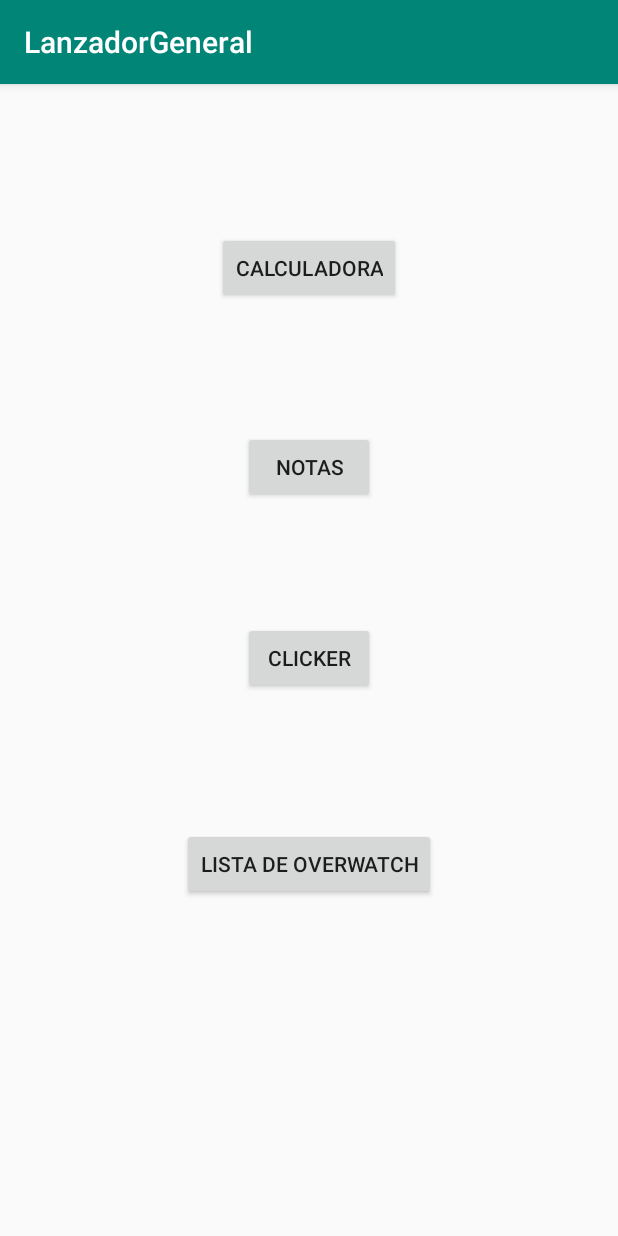
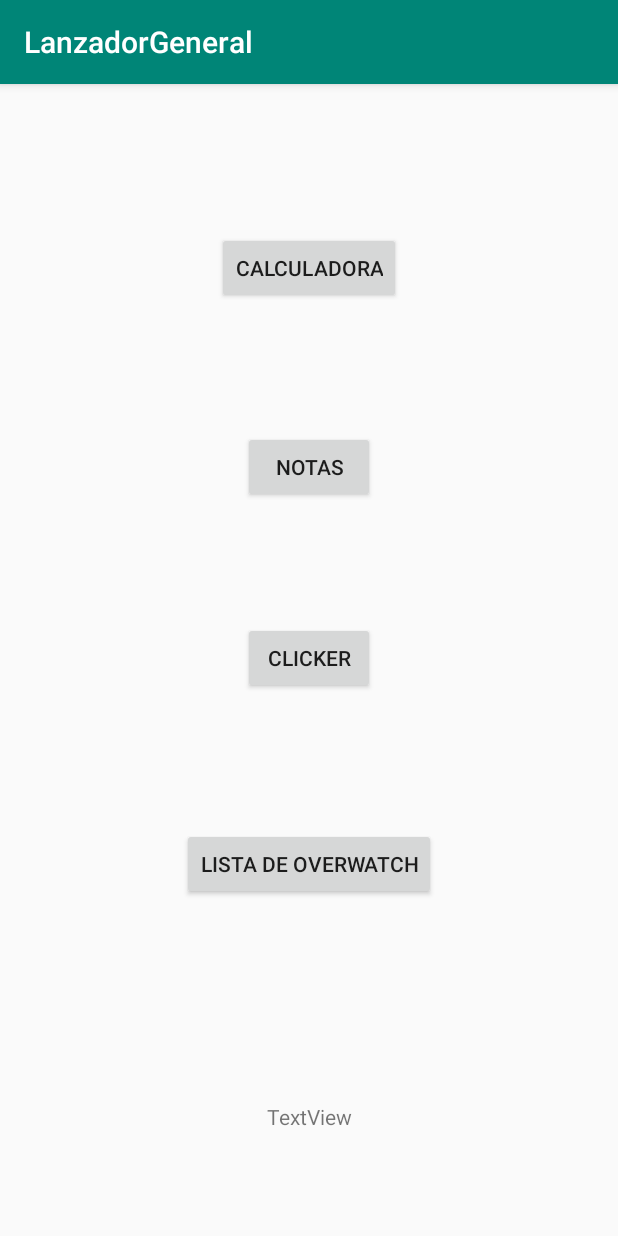
Before and after one commit to PenWallet/Proyectos-Android, an Android app: the screen it shows after launch (MainActivity), after a tap on "CALCULADORA", on a phone screen of 412 x 824 dp. Run offline under Robolectric (Android 15) with nearby library versions, the phone set to English and light mode, and no system bars.

Commit message:
Puto amo

```diff
--- a/CalculadoraPro/app/src/main/AndroidManifest.xml
+++ b/CalculadoraPro/app/src/main/AndroidManifest.xml
@@ -15,6 +15,12 @@
 
                 <category android:name="android.intent.category.LAUNCHER" />
             </intent-filter>
+
+            <intent-filter>
+                <action android:name="android.intent.action.MAIN" />
+                <category android:name="android.intent.category.DEFAULT" />
+                <category android:name="android.intent.category.APP_CALCULATOR" />
+            </intent-filter>
         </activity>
     </application>
 
--- a/CalculadoraPro/app/src/main/java/com/example/ofunes/calculadorapro/MainActivity.java
+++ b/CalculadoraPro/app/src/main/java/com/example/ofunes/calculadorapro/MainActivity.java
@@ -1,5 +1,7 @@
 package com.example.ofunes.calculadorapro;
 
+import android.app.Activity;
+import android.content.Intent;
 import android.content.res.Resources;
 import android.support.v7.app.AppCompatActivity;
 import android.os.Bundle;
@@ -246,8 +248,18 @@ public class MainActivity extends AppCompatActivity implements View.OnClickListe
                         case '*': resultado = n1 * n2; break;
                         case '/': resultado = n1 / n2; break;
                     }
-                    //Y se coloca en txtNumbers el resulado
-                    txtNumbers.setText(String.valueOf(resultado));
+                    //Se comprueba si se viene de un intent
+                    if(getIntent().getBooleanExtra("fromActivity", false) == false)
+                    {
+                        txtNumbers.setText(String.valueOf(resultado));
+                    }
+                    else
+                    {
+                        Intent intentVolver = new Intent();
+                        intentVolver.putExtra("resultado", resultado);
+                        setResult(Activity.RESULT_OK, intentVolver);
+                        finish();
+                    }
                 }
                 break;
 
--- a/LanzadorGeneral/app/src/main/java/com/example/oscar/lanzadorgeneral/MainActivity.java
+++ b/LanzadorGeneral/app/src/main/java/com/example/oscar/lanzadorgeneral/MainActivity.java
@@ -1,27 +1,45 @@
 package com.example.oscar.lanzadorgeneral;
 
+import android.app.Activity;
 import android.content.Intent;
 import android.support.v7.app.AppCompatActivity;
 import android.os.Bundle;
 import android.view.View;
+import android.widget.TextView;
+import android.widget.Toast;
 
 public class MainActivity extends AppCompatActivity {
+
+    TextView txt;
 
     @Override
     protected void onCreate(Bundle savedInstanceState) {
         super.onCreate(savedInstanceState);
         setContentView(R.layout.activity_main);
+        txt = findViewById(R.id.textView);
     }
 
     public void lanzarCalculadora(View view)
     {
+        Intent intent = new Intent();
+        intent.setAction(Intent.ACTION_MAIN);
+        intent.addCategory(Intent.CATEGORY_APP_CALCULATOR);
+        intent.putExtra("fromActivity", true);
+
+        if (intent.resolveActivity(getPackageManager()) != null) {
+            startActivityForResult(intent, 1);
+        }
+        else
+        {
+            Toast.makeText(this,"No se ha encontrado ninguna app",Toast.LENGTH_SHORT).show();
+        }
 
     }
 
     public void lanzarNotas(View view)
     {
         Intent intent = new Intent();
-        intent.getPackageManager()
+        //intent.getPackageManager()
     }
 
     public void lanzarLista(View view)
@@ -33,4 +51,15 @@ public class MainActivity extends AppCompatActivity {
     {
 
     }
+
+    protected void onActivityResult (int requestCode, int resultCode, Intent data)
+    {
+        if(requestCode == 1)
+        {
+            if(resultCode == Activity.RESULT_OK)
+            {
+                txt.setText(String.valueOf(data.getDoubleExtra("resultado", 0)));
+            }
+        }
+    }
 }
--- a/LanzadorGeneral/app/src/main/res/layout/activity_main.xml
+++ b/LanzadorGeneral/app/src/main/res/layout/activity_main.xml
@@ -10,63 +10,76 @@
         android:id="@+id/btnCalculadora"
         android:layout_width="wrap_content"
         android:layout_height="wrap_content"
+        android:layout_marginBottom="8dp"
+        android:layout_marginEnd="8dp"
         android:layout_marginStart="8dp"
         android:layout_marginTop="8dp"
-        android:layout_marginEnd="8dp"
-        android:layout_marginBottom="8dp"
+        android:onClick="lanzarCalculadora"
         android:text="Calculadora"
         app:layout_constraintBottom_toBottomOf="parent"
         app:layout_constraintEnd_toEndOf="parent"
         app:layout_constraintStart_toStartOf="parent"
         app:layout_constraintTop_toTopOf="parent"
-        app:layout_constraintVertical_bias="0.129"
-        android:onClick="lanzarCalculadora"/>
+        app:layout_constraintVertical_bias="0.129" />
 
     <Button
         android:id="@+id/button2"
         android:layout_width="wrap_content"
         android:layout_height="wrap_content"
+        android:layout_marginBottom="8dp"
+        android:layout_marginEnd="8dp"
         android:layout_marginStart="8dp"
         android:layout_marginTop="8dp"
-        android:layout_marginEnd="8dp"
-        android:layout_marginBottom="8dp"
+        android:onClick="lanzarNotas"
         android:text="Notas"
         app:layout_constraintBottom_toBottomOf="parent"
         app:layout_constraintEnd_toEndOf="parent"
         app:layout_constraintStart_toStartOf="parent"
         app:layout_constraintTop_toTopOf="parent"
-        app:layout_constraintVertical_bias="0.317"
-        android:onClick="lanzarNotas"/>
+        app:layout_constraintVertical_bias="0.317" />
 
     <Button
         android:id="@+id/button4"
         android:layout_width="wrap_content"
         android:layout_height="wrap_content"
+        android:layout_marginBottom="8dp"
+        android:layout_marginEnd="8dp"
         android:layout_marginStart="8dp"
         android:layout_marginTop="8dp"
-        android:layout_marginEnd="8dp"
-        android:layout_marginBottom="8dp"
+        android:onClick="lanzarLista"
         android:text="Lista de Overwatch"
         app:layout_constraintBottom_toBottomOf="parent"
         app:layout_constraintEnd_toEndOf="parent"
         app:layout_constraintStart_toStartOf="parent"
         app:layout_constraintTop_toTopOf="parent"
-        app:layout_constraintVertical_bias="0.693"
-        android:onClick="lanzarLista"/>
+        app:layout_constraintVertical_bias="0.693" />
 
     <Button
         android:id="@+id/button3"
         android:layout_width="wrap_content"
         android:layout_height="wrap_content"
+        android:layout_marginBottom="8dp"
+        android:layout_marginEnd="8dp"
         android:layout_marginStart="8dp"
         android:layout_marginTop="8dp"
-        android:layout_marginEnd="8dp"
-        android:layout_marginBottom="8dp"
+        android:onClick="lanzarClicker"
         android:text="Clicker"
         app:layout_constraintBottom_toBottomOf="parent"
         app:layout_constraintEnd_toEndOf="parent"
         app:layout_constraintStart_toStartOf="parent"
         app:layout_constraintTop_toTopOf="parent"
-        app:layout_constraintVertical_bias="0.498"
-        android:onClick="lanzarClicker"/>
+        app:layout_constraintVertical_bias="0.498" />
+
+    <TextView
+        android:id="@+id/textView"
+        android:layout_width="wrap_content"
+        android:layout_height="wrap_content"
+        android:layout_marginBottom="70dp"
+        android:layout_marginTop="8dp"
+        android:text="TextView"
+        app:layout_constraintBottom_toBottomOf="parent"
+        app:layout_constraintEnd_toEndOf="parent"
+        app:layout_constraintStart_toStartOf="parent"
+        app:layout_constraintTop_toTopOf="parent"
+        app:layout_constraintVertical_bias="1.0" />
 </android.support.constraint.ConstraintLayout>
--- a/LanzadorGeneral/app/src/main/res/values/styles.xml
+++ b/LanzadorGeneral/app/src/main/res/values/styles.xml
@@ -1,7 +1,7 @@
 <resources>
 
     <!-- Base application theme. -->
-    <style name="AppTheme" parent="Theme.AppCompat.Light.DarkActionBar">
+    <style name="AppTheme" parent="Base.Theme.AppCompat.Light.DarkActionBar">
         <!-- Customize your theme here. -->
         <item name="colorPrimary">@color/colorPrimary</item>
         <item name="colorPrimaryDark">@color/colorPrimaryDark</item>
```
